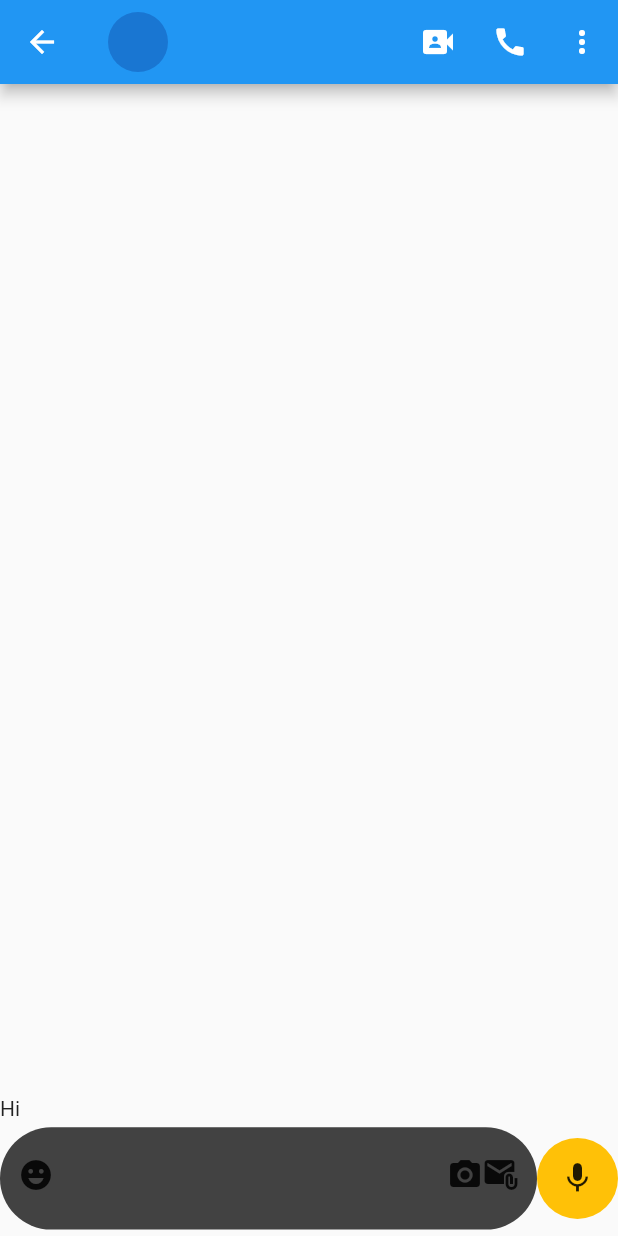
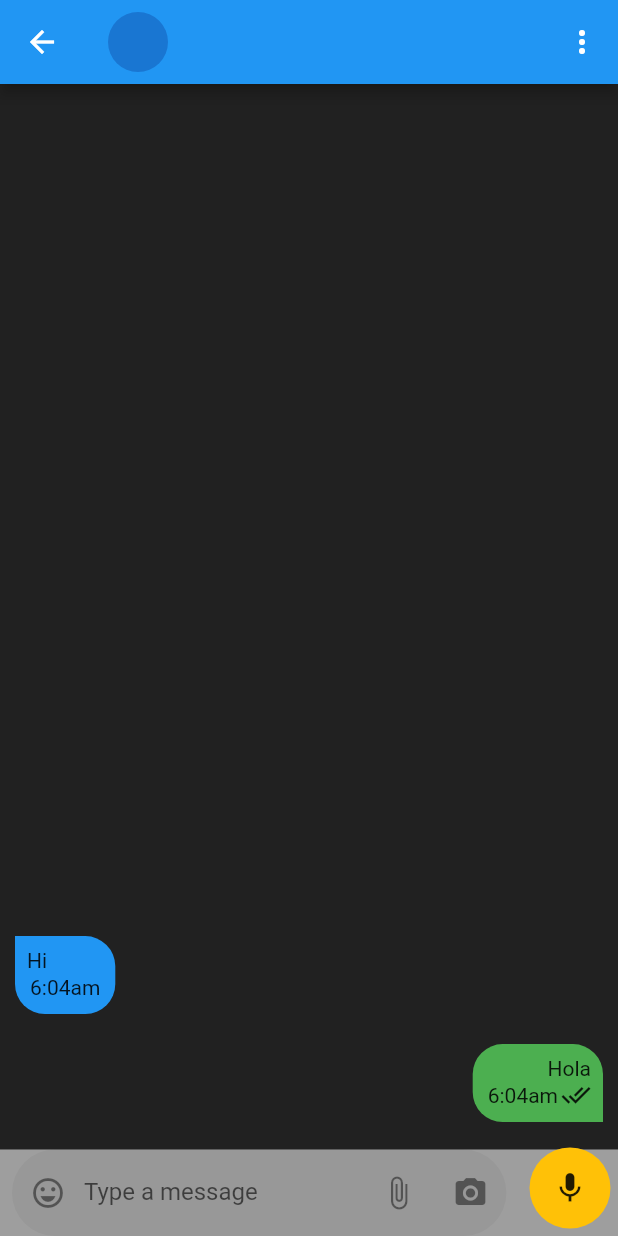
Before and after one commit to ghoshnilotpal8/clone_WhatsApp, a Flutter app: the screen it shows after launch, after a tap on "Nilotpal Ghosh", on a phone screen of 412 x 824 dp. Run offline on Flutter 3.47's test engine with Material 2 defaults, Android fonts, the phone set to English and light mode, and no system bars.

Commit message:
Bug fixing animations of micbutton, lockIcon, miniFab
Added chatBubble

```diff
--- a/lib/constant.dart
+++ b/lib/constant.dart
@@ -1 +1,3 @@
+import 'package:flutter/material.dart';
+
 const String HomePageTitle = "Chat App";
--- a/lib/main.dart
+++ b/lib/main.dart
@@ -148,19 +148,25 @@ class _MainScreenState extends State<MainScreen> with TickerProviderStateMixin {
   Widget fab() {
     return Stack(
       children: [
-        Transform.translate(
+        AnimatedBuilder(
+            animation: _miniFabAnimationController,
+            builder: (context, child) {
+              return Transform.translate(
                 offset: Offset(4, _miniFabAnimation.value),
                 child: FloatingActionButton(
                   mini: true,
                   onPressed: () {},
                   tooltip: 'add status',
                   child: Icon(Icons.edit),
+                  heroTag: null,
                 ),
-        ),
+              );
+            }),
         FloatingActionButton(
           onPressed: () {},
           tooltip: 'Action',
           child: iconSelectionFunction(),
+          heroTag: null,
         ),
       ],
     );
--- a/lib/screens/chat/conversationScreen.dart
+++ b/lib/screens/chat/conversationScreen.dart
@@ -1,5 +1,9 @@
+import 'dart:async';
 import 'dart:io';
+import 'dart:ui';
 
+import 'package:chat_app/utils/chatbubbles/leftAlignedChatBubble.dart';
+import 'package:chat_app/utils/chatbubbles/rightAlignedChatBubble.dart';
 import 'package:flutter/material.dart';
 import 'package:flutter/widgets.dart';
 
@@ -10,7 +14,27 @@ class ConversationScreen extends StatefulWidget {
   _ConversationScreenState createState() => _ConversationScreenState();
 }
 
-class _ConversationScreenState extends State<ConversationScreen> {
+class _ConversationScreenState extends State<ConversationScreen>
+    with TickerProviderStateMixin {
+  late TextEditingController _textEditingController;
+  bool longPressed = false;
+  late AnimationController _micAnimationController;
+  late Animation _animation, _micButtonScaleAnimation;
+  @override
+  void initState() {
+    super.initState();
+    _textEditingController = TextEditingController();
+    _micAnimationController =
+        AnimationController(vsync: this, duration: Duration(milliseconds: 450));
+    _micButtonScaleAnimation =
+        Tween<double>(begin: 1, end: 1.7).animate(_micAnimationController);
+    _animation = Tween<double>(
+      begin: window.physicalSize.width / window.devicePixelRatio,
+      end: (window.physicalSize.width / window.devicePixelRatio) * 0.85,
+    ).animate(CurvedAnimation(
+        parent: _micAnimationController, curve: Curves.bounceIn));
+  }
+
   @override
   Widget build(BuildContext context) {
     return Scaffold(
@@ -18,9 +42,41 @@ class _ConversationScreenState extends State<ConversationScreen> {
         title: CircleAvatar(),
         centerTitle: Platform.isIOS ? true : false,
         actions: [
-          IconButton(onPressed: () {}, icon: Icon(Icons.video_camera_front)),
-          IconButton(onPressed: () {}, icon: Icon(Icons.call)),
-          IconButton(onPressed: () {}, icon: Icon(Icons.more_vert))
+          IconButton(
+              onPressed: () {
+                Platform.isIOS
+                    ? PopupMenuButton(
+                        onSelected: (result) {
+                          print(result);
+                        },
+                        itemBuilder: (BuildContext context) => <PopupMenuEntry>[
+                              const PopupMenuItem(
+                                value: "View contact",
+                                child: Text('View contact'),
+                              ),
+                            ])
+                    : PopupMenuButton(itemBuilder: (BuildContext context) {
+                        return <PopupMenuEntry>[
+                          const PopupMenuItem(
+                            value: "View contact",
+                            child: Text('View contact'),
+                          ),
+                          const PopupMenuItem(
+                            value: "View contact",
+                            child: Text('View contact'),
+                          ),
+                          const PopupMenuItem(
+                            value: "View contact",
+                            child: Text('View contact'),
+                          ),
+                          const PopupMenuItem(
+                            value: "View contact",
+                            child: Text('View contact'),
+                          ),
+                        ];
+                      });
+              },
+              icon: Icon(Icons.more_vert))
         ],
       ),
       body: body(),
@@ -29,58 +85,138 @@ class _ConversationScreenState extends State<ConversationScreen> {
 
   Widget body() {
     return SafeArea(
-      child: Column(
-        mainAxisAlignment: MainAxisAlignment.spaceBetween,
+      child: Stack(
         children: [
-          Expanded(
-            flex: 9,
-            child: Container(
+          Container(
+            color: Colors.black87,
             height: MediaQuery.of(context).size.height,
             width: MediaQuery.of(context).size.width,
             child: ListView(
+              padding: EdgeInsets.only(
+                  bottom: MediaQuery.of(context).size.height * 0.08,
+                  left: 10,
+                  right: 10),
               reverse: true,
-                children: [Text("Hi")],
+              children: [
+                rightAlignedChatBubble(context, text: "Hola"),
+                leftAlignedChatBubble(context, text: "Hi")
+              ],
             ),
           ),
+          Align(
+            alignment: Alignment.bottomCenter,
+            child: Container(
+              constraints: BoxConstraints(
+                  maxHeight: MediaQuery.of(context).size.height * 0.07),
+              color: Colors.grey,
+              child: Padding(
+                padding: EdgeInsets.symmetric(horizontal: 8.0),
+                child: Stack(
+                  children: [
+                    Align(
+                      alignment: Alignment.centerLeft,
+                      child: Container(
+                        width: MediaQuery.of(context).size.width * 0.8,
+                        child: TextFormField(
+                          controller: _textEditingController,
+                          decoration: InputDecoration(
+                              prefixIcon: IconButton(
+                                icon: Icon(Icons.emoji_emotions_outlined),
+                                onPressed: () {},
                               ),
-          Expanded(
-            flex: 1,
-            child: Container(
-              child: Row(
-                mainAxisAlignment: MainAxisAlignment.spaceBetween,
+                              suffixIcon: Row(
+                                mainAxisSize: MainAxisSize.min,
                                 children: [
-                  Expanded(
-                    child: TextField(
-                      autofocus: true,
-                      decoration: InputDecoration(
+                                  IconButton(
+                                      onPressed: () {},
+                                      icon: Icon(Icons.attach_file)),
+                                  IconButton(
+                                      onPressed: () {},
+                                      icon: Icon(Icons.camera_alt)),
+                                ],
+                              ),
                               border: OutlineInputBorder(
                                   borderSide: BorderSide.none,
                                   borderRadius: BorderRadius.circular(50)),
                               hintText: "Type a message",
-                          prefix: Icon(Icons.emoji_emotions),
-                          filled: true,
-                          fillColor: Colors.grey.shade800,
-                          suffix: Row(
-                            mainAxisAlignment: MainAxisAlignment.end,
-                            children: [
-                              Icon(Icons.camera_alt),
-                              Icon(Icons.attach_email)
-                            ],
-                          )),
-                    ),
-                  ),
-                  Container(
-                    padding: EdgeInsets.all(15),
-                    decoration: BoxDecoration(
-                        color: Colors.amber, shape: BoxShape.circle),
-                    child: Icon(Icons.mic),
-                  )
-                ],
+                              filled: true),
                         ),
                       ),
                     ),
                   ],
                 ),
+              ),
+            ),
+          ),
+          micWidget(),
+          lockIcon()
+        ],
+      ),
     );
   }
+
+  Widget lockIcon() {
+    return AnimatedBuilder(
+        animation: _micAnimationController,
+        builder: (context, child) {
+          return Transform.translate(
+            offset: Offset(
+                _animation.value, MediaQuery.of(context).size.height * 0.6),
+            child: Padding(
+              padding: EdgeInsets.all(20),
+              child: Icon(Icons.lock_open),
+            ),
+          );
+        });
   }
+
+  Widget micWidget() {
+    return Align(
+      alignment: Alignment.bottomRight,
+      child: Padding(
+        padding: EdgeInsets.all(5.0),
+        child: GestureDetector(
+          onVerticalDragEnd: (val) {
+            _micAnimationController.reverse();
+            setState(() {
+              longPressed = false;
+            });
+          },
+          onTapDown: (_) {
+            Future.delayed(Duration(milliseconds: 450), () {
+              _micAnimationController.forward();
+            });
+          },
+          onTapUp: (_) {
+            _micAnimationController.reverse();
+          },
+          child: Listener(
+              onPointerMove: (PointerMoveEvent movememtEvent) {
+                lockMicFunction(movememtEvent);
+              },
+              child: AnimatedBuilder(
+                  animation: _micAnimationController,
+                  builder: (context, child) {
+                    return Align(
+                      alignment: Alignment.bottomRight,
+                      child: Transform.scale(
+                        scale: _micButtonScaleAnimation.value,
+                        child: Container(
+                            padding: EdgeInsets.all(15),
+                            decoration: BoxDecoration(
+                                color: Colors.amber,
+                                borderRadius: BorderRadius.circular(100)),
+                            child: Icon(Icons.mic)),
+                      ),
+                    );
+                  })),
+        ),
+      ),
+    );
+  }
+
+  lockMicFunction(PointerMoveEvent movememtEvent) {
+    // print(movememtEvent.distance);
+    // print(movememtEvent.delta.direction);
+  }
+}
--- /dev/null
+++ b/lib/utils/chatbubbles/leftAlignedChatBubble.dart
@@ -0,0 +1,31 @@
+import 'package:flutter/material.dart';
+
+Widget leftAlignedChatBubble(context, {required String text}) {
+  return Padding(
+    padding:
+        EdgeInsets.fromLTRB(0, 10, MediaQuery.of(context).size.width * 0.3, 10),
+    child: Wrap(alignment: WrapAlignment.start, children: [
+      Container(
+        decoration: BoxDecoration(
+            color: Colors.blue,
+            borderRadius: BorderRadius.only(
+                bottomRight: Radius.circular(20),
+                bottomLeft: Radius.circular(20),
+                topRight: Radius.circular(20))),
+        child: Padding(
+          padding: EdgeInsets.all(8.0),
+          child: Column(
+            crossAxisAlignment: CrossAxisAlignment.start,
+            children: [
+              Text(text),
+              Padding(
+                padding: EdgeInsets.all(2.0),
+                child: Text("6:04am"),
+              ),
+            ],
+          ),
+        ),
+      ),
+    ]),
+  );
+}
--- /dev/null
+++ b/lib/utils/chatbubbles/rightAlignedChatBubble.dart
@@ -0,0 +1,41 @@
+import 'package:flutter/material.dart';
+
+Widget rightAlignedChatBubble(context, {required String text}) {
+  return Padding(
+    padding:
+        EdgeInsets.fromLTRB(MediaQuery.of(context).size.width * 0.3, 10, 0, 10),
+    child: Wrap(alignment: WrapAlignment.end, children: [
+      Container(
+        decoration: BoxDecoration(
+            color: Colors.green,
+            borderRadius: BorderRadius.only(
+                topLeft: Radius.circular(20),
+                bottomLeft: Radius.circular(20),
+                topRight: Radius.circular(20))),
+        child: Padding(
+          padding: EdgeInsets.all(8.0),
+          child: Column(
+            crossAxisAlignment: CrossAxisAlignment.end,
+            children: [
+              Text(text),
+              Row(
+                mainAxisSize: MainAxisSize.min,
+                mainAxisAlignment: MainAxisAlignment.end,
+                children: [
+                  Padding(
+                    padding: EdgeInsets.all(2.0),
+                    child: Text("6:04am"),
+                  ),
+                  Icon(
+                    Icons.done_all,
+                    size: 20,
+                  )
+                ],
+              )
+            ],
+          ),
+        ),
+      ),
+    ]),
+  );
+}
```
Also changed, not shown: 2 other files. Lines whose indentation alone changed are shown as unchanged.
